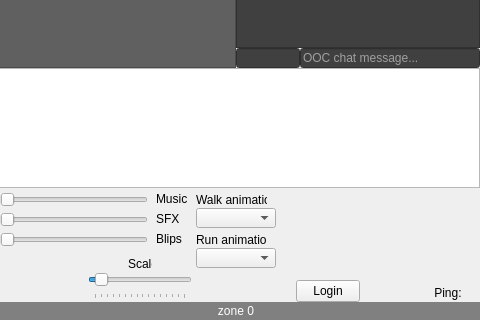
headshot2017/AIO, file data/themes/default/game.ui: the form before one commit; both pictures show x 520 to 1000 and y 212 to 532 of the 1000 by 532 pixel window.
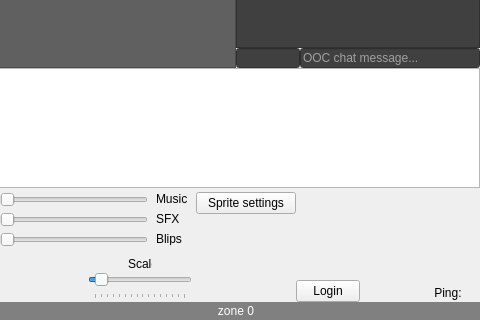
The form after the commit. Icons and pictures are not drawn. Custom widgets are drawn as their Qt base class.

Commit message: multiple spin.gif (directional sprites)

Diff of the .ui file:
```diff
--- a/data/themes/default/game.ui
+++ b/data/themes/default/game.ui
@@ -319,50 +319,17 @@
       <enum>Qt::Horizontal</enum>
      </property>
     </widget>
-    <widget class="QLabel" name="walkanim_label">
+    <widget class="QPushButton" name="sprite_settings_button">
      <property name="geometry">
       <rect>
        <x>716</x>
        <y>404</y>
-       <width>71</width>
-       <height>16</height>
+       <width>100</width>
+       <height>22</height>
       </rect>
      </property>
      <property name="text">
-      <string>Walk animation</string>
-     </property>
-    </widget>
-    <widget class="QLabel" name="runanim_label">
-     <property name="geometry">
-      <rect>
-       <x>716</x>
-       <y>444</y>
-       <width>71</width>
-       <height>16</height>
-      </rect>
-     </property>
-     <property name="text">
-      <string>Run animation</string>
-     </property>
-    </widget>
-    <widget class="QComboBox" name="walkanim_dropdown">
-     <property name="geometry">
-      <rect>
-       <x>716</x>
-       <y>420</y>
-       <width>80</width>
-       <height>20</height>
-      </rect>
-     </property>
-    </widget>
-    <widget class="QComboBox" name="runanim_dropdown">
-     <property name="geometry">
-      <rect>
-       <x>716</x>
-       <y>460</y>
-       <width>80</width>
-       <height>20</height>
-      </rect>
+      <string>Sprite settings</string>
      </property>
     </widget>
     <widget class="QLabel" name="pinglabel">
```
The commit also changes 3 other files.
